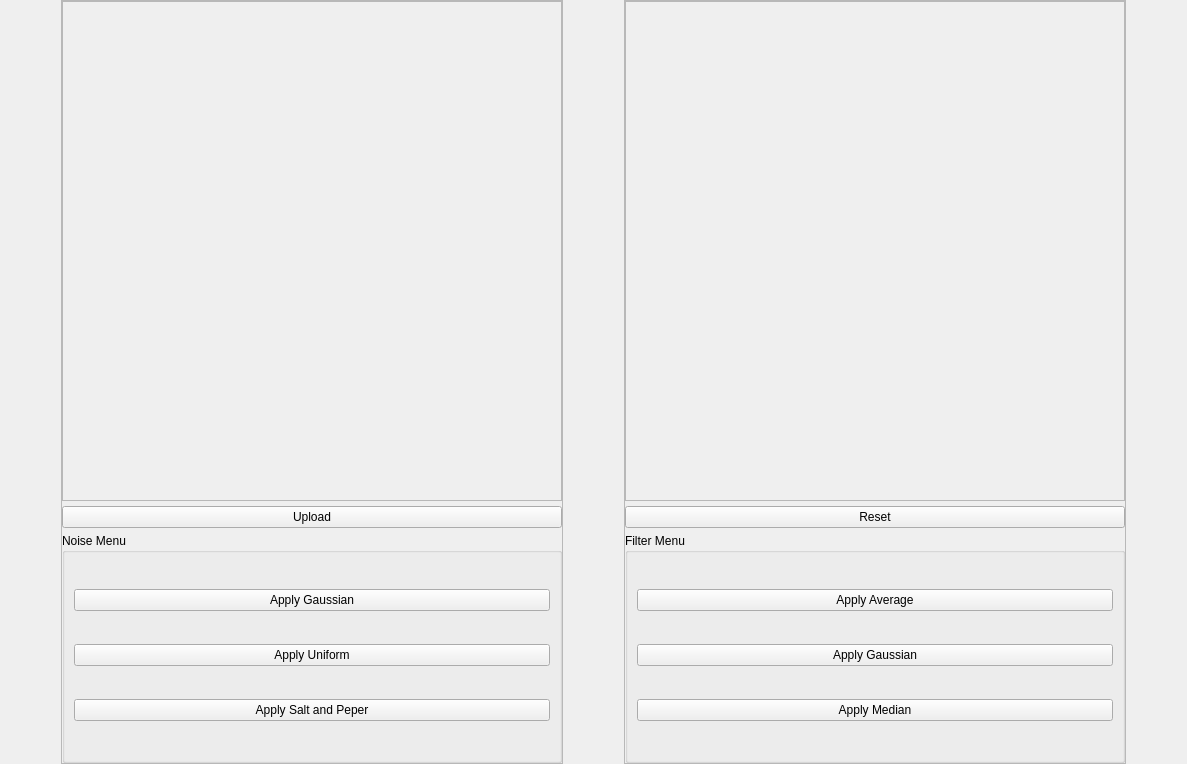
Above: Task1/UI/filterswidget.ui from SBME2025-ComputerVision/Task1_CV_CPP before the change. Below: the same form after it.
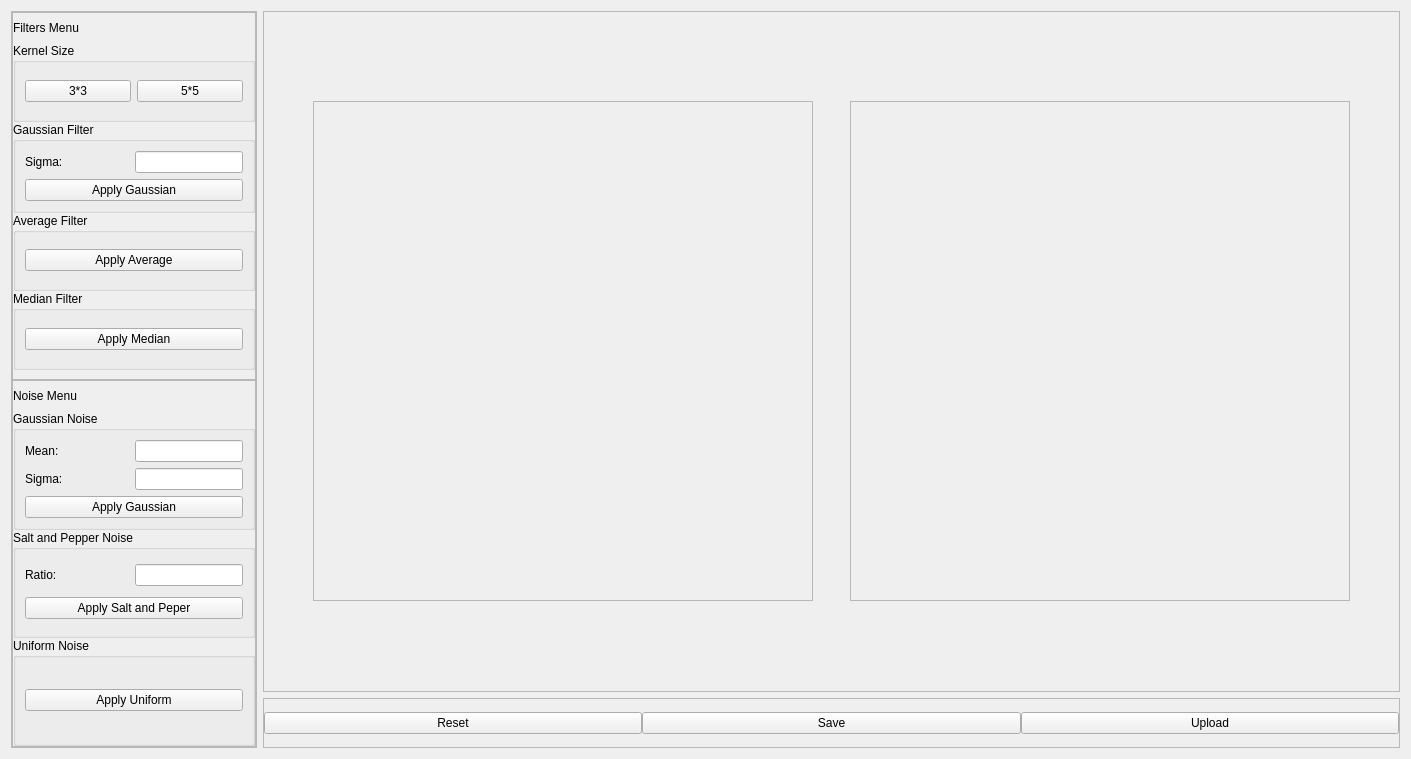
That is the form after the change.

```diff
--- a/Task1/UI/filterswidget.ui
+++ b/Task1/UI/filterswidget.ui
@@ -6,31 +6,128 @@
    <rect>
     <x>0</x>
     <y>0</y>
-    <width>1187</width>
-    <height>764</height>
+    <width>1411</width>
+    <height>759</height>
    </rect>
   </property>
   <property name="windowTitle">
    <string>Form</string>
   </property>
+  <layout class="QHBoxLayout" name="horizontalLayout_8">
+   <item>
+    <widget class="QFrame" name="frame_4">
+     <property name="maximumSize">
+      <size>
+       <width>300</width>
+       <height>16777215</height>
+      </size>
+     </property>
+     <property name="frameShape">
+      <enum>QFrame::StyledPanel</enum>
+     </property>
+     <property name="frameShadow">
+      <enum>QFrame::Raised</enum>
+     </property>
+     <layout class="QVBoxLayout" name="verticalLayout_4">
+      <property name="spacing">
+       <number>0</number>
+      </property>
+      <property name="leftMargin">
+       <number>0</number>
+      </property>
+      <property name="topMargin">
+       <number>0</number>
+      </property>
+      <property name="rightMargin">
+       <number>0</number>
+      </property>
+      <property name="bottomMargin">
+       <number>0</number>
+      </property>
+      <item>
+       <widget class="QFrame" name="frame_5">
+        <property name="maximumSize">
+         <size>
+          <width>300</width>
+          <height>16777215</height>
+         </size>
+        </property>
+        <property name="frameShape">
+         <enum>QFrame::StyledPanel</enum>
+        </property>
+        <property name="frameShadow">
+         <enum>QFrame::Raised</enum>
+        </property>
+        <layout class="QVBoxLayout" name="verticalLayout_10">
+         <property name="spacing">
+          <number>0</number>
+         </property>
+         <property name="leftMargin">
+          <number>0</number>
+         </property>
+         <property name="topMargin">
+          <number>0</number>
+         </property>
+         <property name="rightMargin">
+          <number>0</number>
+         </property>
+         <item>
+          <widget class="QLabel" name="label">
+           <property name="maximumSize">
+            <size>
+             <width>16777215</width>
+             <height>30</height>
+            </size>
+           </property>
+           <property name="text">
+            <string>Filters Menu</string>
+           </property>
+          </widget>
+         </item>
+         <item>
+          <widget class="QGroupBox" name="groupBox_4">
+           <property name="title">
+            <string>Kernel Size</string>
+           </property>
+           <layout class="QHBoxLayout" name="horizontalLayout_3">
+            <item>
   <layout class="QHBoxLayout" name="horizontalLayout">
-   <property name="spacing">
-    <number>0</number>
-   </property>
-   <property name="leftMargin">
-    <number>0</number>
-   </property>
-   <property name="topMargin">
-    <number>0</number>
-   </property>
-   <property name="rightMargin">
-    <number>0</number>
-   </property>
-   <property name="bottomMargin">
-    <number>0</number>
-   </property>
+              <item>
+               <widget class="QPushButton" name="threeByThreeKernelBtn">
+                <property name="text">
+                 <string>3*3</string>
+                </property>
+               </widget>
+              </item>
+              <item>
+               <widget class="QPushButton" name="fiveByFiveKernelBtn">
+                <property name="text">
+                 <string>5*5</string>
+                </property>
+               </widget>
+              </item>
+             </layout>
+            </item>
+           </layout>
+          </widget>
+         </item>
+         <item>
+          <widget class="QGroupBox" name="groupBox">
+           <property name="title">
+            <string>Gaussian Filter</string>
+           </property>
+           <layout class="QVBoxLayout" name="verticalLayout_7">
+            <item>
+             <layout class="QHBoxLayout" name="horizontalLayout_2">
+              <item>
+               <widget class="QLabel" name="label_3">
+                <property name="text">
+                 <string>Sigma: </string>
+                </property>
+               </widget>
+              </item>
    <item>
-    <spacer name="horizontalSpacer">
+               <spacer name="horizontalSpacer_2">
      <property name="orientation">
       <enum>Qt::Horizontal</enum>
      </property>
@@ -43,11 +140,61 @@
     </spacer>
    </item>
    <item>
-    <widget class="QFrame" name="frame_3">
-     <property name="minimumSize">
+               <widget class="QLineEdit" name="sigmaLineEdit"/>
+              </item>
+             </layout>
+            </item>
+            <item>
+             <widget class="QPushButton" name="apply_gaussian_filter">
+              <property name="text">
+               <string>Apply Gaussian</string>
+              </property>
+             </widget>
+            </item>
+           </layout>
+          </widget>
+         </item>
+         <item>
+          <widget class="QGroupBox" name="groupBox_2">
+           <property name="title">
+            <string>Average Filter</string>
+           </property>
+           <layout class="QVBoxLayout" name="verticalLayout_8">
+            <item>
+             <widget class="QPushButton" name="apply_avg_filter">
+              <property name="text">
+               <string>Apply Average</string>
+              </property>
+             </widget>
+            </item>
+           </layout>
+          </widget>
+         </item>
+         <item>
+          <widget class="QGroupBox" name="groupBox_3">
+           <property name="title">
+            <string>Median Filter</string>
+           </property>
+           <layout class="QVBoxLayout" name="verticalLayout_9">
+            <item>
+             <widget class="QPushButton" name="apply_median_filter">
+              <property name="text">
+               <string>Apply Median</string>
+              </property>
+             </widget>
+            </item>
+           </layout>
+          </widget>
+         </item>
+        </layout>
+       </widget>
+      </item>
+      <item>
+       <widget class="QFrame" name="frame_6">
+        <property name="maximumSize">
       <size>
-       <width>500</width>
-       <height>0</height>
+          <width>300</width>
+          <height>16777215</height>
       </size>
      </property>
      <property name="frameShape">
@@ -56,9 +203,9 @@
      <property name="frameShadow">
       <enum>QFrame::Raised</enum>
      </property>
-     <layout class="QVBoxLayout" name="verticalLayout_6">
+        <layout class="QVBoxLayout" name="verticalLayout_14">
       <property name="spacing">
-       <number>5</number>
+          <number>0</number>
       </property>
       <property name="leftMargin">
        <number>0</number>
@@ -73,49 +220,78 @@
        <number>0</number>
       </property>
       <item>
-       <widget class="QFrame" name="frame">
-        <property name="minimumSize">
-         <size>
-          <width>500</width>
-          <height>500</height>
-         </size>
-        </property>
+          <widget class="QLabel" name="label_2">
         <property name="maximumSize">
          <size>
-          <width>500</width>
-          <height>500</height>
-         </size>
-        </property>
-        <property name="frameShape">
-         <enum>QFrame::StyledPanel</enum>
-        </property>
-        <property name="frameShadow">
-         <enum>QFrame::Raised</enum>
-        </property>
-        <layout class="QVBoxLayout" name="verticalLayout">
-         <item>
-          <widget class="QLabel" name="imageOriginal">
+             <width>16777215</width>
+             <height>30</height>
+            </size>
+           </property>
            <property name="text">
-            <string/>
-           </property>
-          </widget>
-         </item>
-        </layout>
-       </widget>
-      </item>
-      <item>
-       <widget class="QPushButton" name="uploadImgBtn">
-        <property name="text">
-         <string>Upload</string>
-        </property>
-       </widget>
-      </item>
-      <item>
-       <widget class="QGroupBox" name="noiseMenu">
-        <property name="title">
          <string>Noise Menu</string>
         </property>
-        <layout class="QVBoxLayout" name="verticalLayout_5">
+          </widget>
+         </item>
+         <item>
+          <widget class="QGroupBox" name="groupBox_5">
+           <property name="title">
+            <string>Gaussian Noise</string>
+           </property>
+           <layout class="QVBoxLayout" name="verticalLayout_11">
+            <item>
+             <layout class="QHBoxLayout" name="horizontalLayout_4">
+              <item>
+               <widget class="QLabel" name="label_4">
+                <property name="text">
+                 <string>Mean:</string>
+                </property>
+               </widget>
+              </item>
+              <item>
+               <spacer name="horizontalSpacer">
+                <property name="orientation">
+                 <enum>Qt::Horizontal</enum>
+                </property>
+                <property name="sizeHint" stdset="0">
+                 <size>
+                  <width>40</width>
+                  <height>20</height>
+                 </size>
+                </property>
+               </spacer>
+              </item>
+              <item>
+               <widget class="QLineEdit" name="meanNoiseLineEdit"/>
+              </item>
+             </layout>
+            </item>
+            <item>
+             <layout class="QHBoxLayout" name="horizontalLayout_5">
+              <item>
+               <widget class="QLabel" name="label_5">
+                <property name="text">
+                 <string>Sigma:</string>
+                </property>
+               </widget>
+              </item>
+              <item>
+               <spacer name="horizontalSpacer_3">
+                <property name="orientation">
+                 <enum>Qt::Horizontal</enum>
+                </property>
+                <property name="sizeHint" stdset="0">
+                 <size>
+                  <width>40</width>
+                  <height>20</height>
+                 </size>
+                </property>
+               </spacer>
+              </item>
+              <item>
+               <widget class="QLineEdit" name="sigmaNoiseLineEdit"/>
+              </item>
+             </layout>
+            </item>
          <item>
           <widget class="QPushButton" name="apply_gaussian_noise">
            <property name="text">
@@ -123,12 +299,41 @@
            </property>
           </widget>
          </item>
+           </layout>
+          </widget>
+         </item>
          <item>
-          <widget class="QPushButton" name="apply_uniform_noise">
+          <widget class="QGroupBox" name="groupBox_6">
+           <property name="title">
+            <string>Salt and Pepper Noise</string>
+           </property>
+           <layout class="QVBoxLayout" name="verticalLayout_12">
+            <item>
+             <layout class="QHBoxLayout" name="horizontalLayout_6">
+              <item>
+               <widget class="QLabel" name="label_6">
            <property name="text">
-            <string>Apply Uniform</string>
-           </property>
-          </widget>
+                 <string>Ratio:</string>
+                </property>
+               </widget>
+              </item>
+              <item>
+               <spacer name="horizontalSpacer_4">
+                <property name="orientation">
+                 <enum>Qt::Horizontal</enum>
+                </property>
+                <property name="sizeHint" stdset="0">
+                 <size>
+                  <width>40</width>
+                  <height>20</height>
+                 </size>
+                </property>
+               </spacer>
+              </item>
+              <item>
+               <widget class="QLineEdit" name="rNoiseLineEdit"/>
+              </item>
+             </layout>
          </item>
          <item>
           <widget class="QPushButton" name="apply_saltpeper_noise">
@@ -140,11 +345,41 @@
         </layout>
        </widget>
       </item>
+         <item>
+          <widget class="QGroupBox" name="groupBox_7">
+           <property name="title">
+            <string>Uniform Noise</string>
+           </property>
+           <layout class="QVBoxLayout" name="verticalLayout_13">
+            <item>
+             <widget class="QPushButton" name="apply_uniform_noise">
+              <property name="text">
+               <string>Apply Uniform</string>
+              </property>
+             </widget>
+            </item>
      </layout>
     </widget>
    </item>
+        </layout>
+       </widget>
+      </item>
+     </layout>
+    </widget>
+   </item>
    <item>
-    <spacer name="horizontalSpacer_3">
+    <layout class="QVBoxLayout" name="verticalLayout_3">
+     <item>
+      <widget class="QFrame" name="frame_7">
+       <property name="frameShape">
+        <enum>QFrame::StyledPanel</enum>
+       </property>
+       <property name="frameShadow">
+        <enum>QFrame::Raised</enum>
+       </property>
+       <layout class="QHBoxLayout" name="horizontalLayout_9">
+        <item>
+         <spacer name="horizontalSpacer_6">
      <property name="orientation">
       <enum>Qt::Horizontal</enum>
      </property>
@@ -157,11 +392,17 @@
     </spacer>
    </item>
    <item>
-    <widget class="QFrame" name="frame_4">
+         <widget class="QFrame" name="frame">
      <property name="minimumSize">
       <size>
        <width>500</width>
-       <height>0</height>
+            <height>500</height>
+           </size>
+          </property>
+          <property name="maximumSize">
+           <size>
+            <width>500</width>
+            <height>500</height>
       </size>
      </property>
      <property name="frameShape">
@@ -170,22 +411,30 @@
      <property name="frameShadow">
       <enum>QFrame::Raised</enum>
      </property>
-     <layout class="QVBoxLayout" name="verticalLayout_4">
-      <property name="spacing">
-       <number>5</number>
-      </property>
-      <property name="leftMargin">
-       <number>0</number>
-      </property>
-      <property name="topMargin">
-       <number>0</number>
-      </property>
-      <property name="rightMargin">
-       <number>0</number>
-      </property>
-      <property name="bottomMargin">
-       <number>0</number>
-      </property>
+          <layout class="QVBoxLayout" name="verticalLayout">
+           <item>
+            <widget class="QLabel" name="imageOriginal">
+             <property name="text">
+              <string/>
+             </property>
+            </widget>
+           </item>
+          </layout>
+         </widget>
+        </item>
+        <item>
+         <spacer name="horizontalSpacer_5">
+          <property name="orientation">
+           <enum>Qt::Horizontal</enum>
+          </property>
+          <property name="sizeHint" stdset="0">
+           <size>
+            <width>31</width>
+            <height>20</height>
+           </size>
+          </property>
+         </spacer>
+        </item>
       <item>
        <widget class="QFrame" name="frame_2">
         <property name="minimumSize">
@@ -218,6 +467,52 @@
        </widget>
       </item>
       <item>
+         <spacer name="horizontalSpacer_7">
+          <property name="orientation">
+           <enum>Qt::Horizontal</enum>
+          </property>
+          <property name="sizeHint" stdset="0">
+           <size>
+            <width>40</width>
+            <height>20</height>
+           </size>
+          </property>
+         </spacer>
+        </item>
+       </layout>
+      </widget>
+     </item>
+     <item>
+      <widget class="QFrame" name="frame_3">
+       <property name="maximumSize">
+        <size>
+         <width>16777215</width>
+         <height>50</height>
+        </size>
+       </property>
+       <property name="frameShape">
+        <enum>QFrame::StyledPanel</enum>
+       </property>
+       <property name="frameShadow">
+        <enum>QFrame::Raised</enum>
+       </property>
+       <layout class="QHBoxLayout" name="horizontalLayout_7">
+        <property name="spacing">
+         <number>0</number>
+        </property>
+        <property name="leftMargin">
+         <number>0</number>
+        </property>
+        <property name="topMargin">
+         <number>0</number>
+        </property>
+        <property name="rightMargin">
+         <number>0</number>
+        </property>
+        <property name="bottomMargin">
+         <number>0</number>
+        </property>
+        <item>
        <widget class="QPushButton" name="resetFilterBtn">
         <property name="text">
          <string>Reset</string>
@@ -225,50 +520,23 @@
        </widget>
       </item>
       <item>
-       <widget class="QGroupBox" name="filterMenu">
-        <property name="title">
-         <string>Filter Menu</string>
-        </property>
-        <layout class="QVBoxLayout" name="verticalLayout_3">
-         <item>
-          <widget class="QPushButton" name="apply_avg_filter">
+         <widget class="QPushButton" name="saveBtn">
            <property name="text">
-            <string>Apply Average</string>
+           <string>Save</string>
            </property>
           </widget>
          </item>
          <item>
-          <widget class="QPushButton" name="apply_gaussian_filter">
+         <widget class="QPushButton" name="uploadImgBtn">
            <property name="text">
-            <string>Apply Gaussian</string>
+           <string>Upload</string>
            </property>
           </widget>
          </item>
-         <item>
-          <widget class="QPushButton" name="apply_median_filter">
-           <property name="text">
-            <string>Apply Median</string>
-           </property>
-          </widget>
-         </item>
         </layout>
        </widget>
       </item>
      </layout>
-    </widget>
-   </item>
-   <item>
-    <spacer name="horizontalSpacer_2">
-     <property name="orientation">
-      <enum>Qt::Horizontal</enum>
-     </property>
-     <property name="sizeHint" stdset="0">
-      <size>
-       <width>40</width>
-       <height>20</height>
-      </size>
-     </property>
-    </spacer>
    </item>
   </layout>
  </widget>
```
Lines whose indentation alone changed are shown as unchanged.
